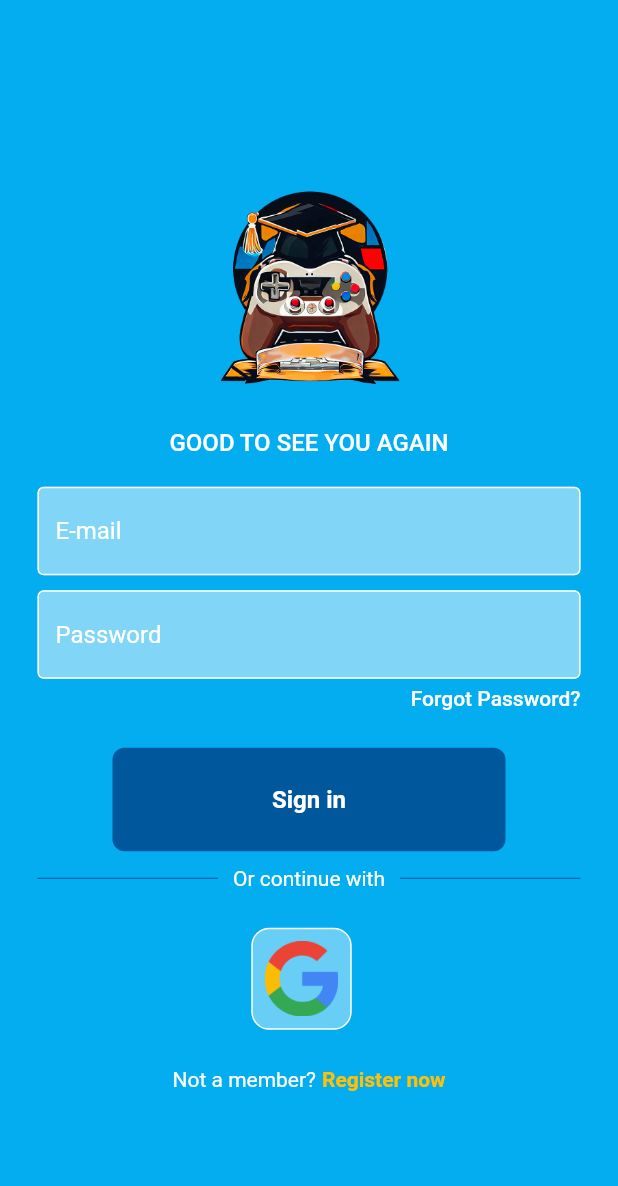
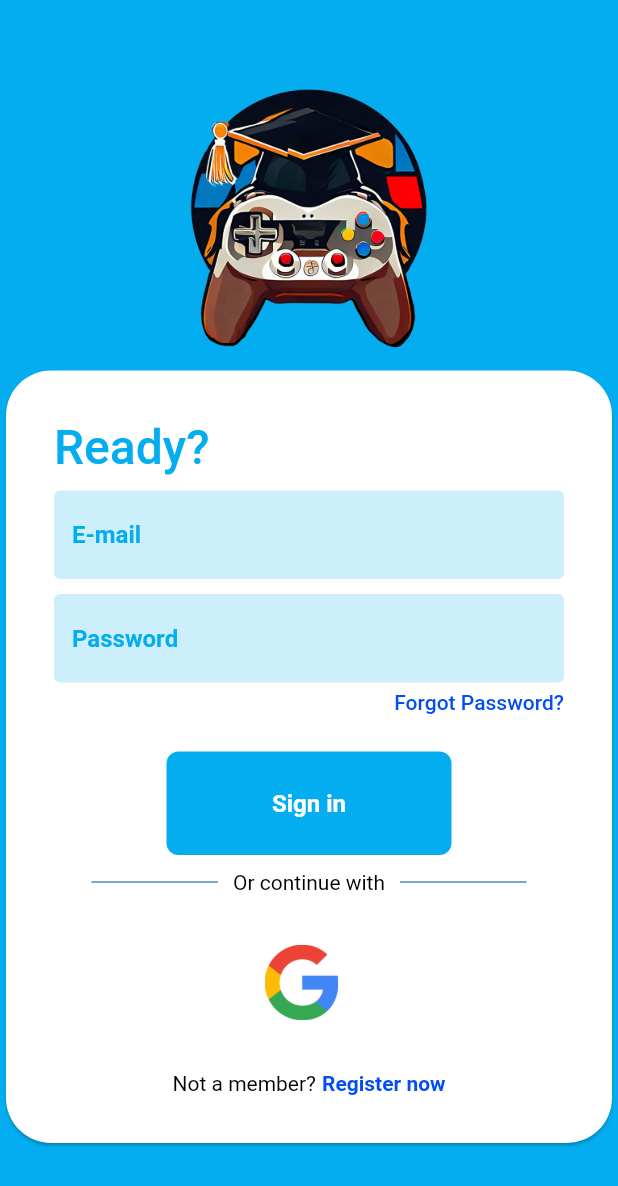
Before and after one commit to PedroPassos87/nuniplay, a Flutter app: the LoginPage screen opened directly with empty values, on a phone screen of 412 x 824 dp. Shown: the top 1186 px of the screen. Run offline on Flutter 3.47's test engine with Material 2 defaults, Android fonts, the phone set to English and light mode, and no system bars; drawn by our look-alikes of animated_background; our stand-ins replace firebase_auth, firebase_core, flutter_spinkit, google_sign_in; accounts and stored records are empty.

Commit message:
Alterações na UI de login e registro

```diff
--- /dev/null
+++ b/lib/components/my_buttonB.dart
@@ -0,0 +1,36 @@
+import 'package:flutter/material.dart';
+
+class MyButtonB extends StatelessWidget {
+  const MyButtonB({
+    Key? key,
+    required this.onTap,
+    required this.text,
+  }) : super(key: key);
+
+  final Function()? onTap;
+  final String text;
+  @override
+  Widget build(BuildContext context) {
+    return GestureDetector(
+      onTap: onTap,
+      child: Container(
+        padding: const EdgeInsets.all(25),
+        margin: const EdgeInsets.symmetric(horizontal: 75),
+        decoration: BoxDecoration(
+          color: Color.fromARGB(255, 3, 173, 240),
+          borderRadius: BorderRadius.circular(8),
+        ),
+        child: Center(
+          child: Text(
+            text,
+            style: const TextStyle(
+              color: Colors.white,
+              fontSize: 16,
+              fontWeight: FontWeight.bold,
+            ),
+          ),
+        ),
+      ),
+    );
+  }
+}
--- a/lib/components/my_button.dart
+++ b/lib/components/my_buttonP.dart
@@ -1,9 +1,13 @@
 import 'package:flutter/material.dart';
 
-class MyButton extends StatelessWidget {
-  const MyButton({Key? key, required this.onTap, required this.text}) : super(key: key);
+class MyButtonP extends StatelessWidget {
+  const MyButtonP({
+    Key? key,
+    required this.onTap,
+    required this.text,
+  }) : super(key: key);
 
-  final Function ()? onTap;
+  final Function()? onTap;
   final String text;
   @override
   Widget build(BuildContext context) {
@@ -13,7 +17,7 @@
         padding: const EdgeInsets.all(25),
         margin: const EdgeInsets.symmetric(horizontal: 75),
         decoration: BoxDecoration(
-          color: Colors.lightBlue[900],
+          color: Color.fromARGB(255, 196, 77, 217),
           borderRadius: BorderRadius.circular(8),
         ),
         child: Center(
--- a/lib/components/my_textfield.dart
+++ /dev/null
@@ -1,34 +0,0 @@
-import 'package:flutter/material.dart';
-
-class MyTextField extends StatelessWidget {
-  final controller;
-  final String hintText;
-  final bool obscureText;
-
-  const MyTextField({
-    super.key,
-    this.controller,
-    required this.hintText,
-    required this.obscureText,
-  });
-
-  @override
-  Widget build(BuildContext context) {
-    return Padding(
-      padding: const EdgeInsets.symmetric(horizontal: 25.0),
-      child: TextField(
-        controller: controller,
-        obscureText: obscureText,
-        decoration: InputDecoration(
-            enabledBorder: const OutlineInputBorder(
-                borderSide: BorderSide(color: Colors.white)),
-            focusedBorder: const OutlineInputBorder(
-                borderSide: BorderSide(color: Colors.blueGrey)),
-            fillColor: Colors.white.withOpacity(0.5),
-            filled: true,
-            hintText: hintText,
-            hintStyle: const TextStyle(color: Colors.white, fontSize: 16)),
-      ),
-    );
-  }
-}
--- /dev/null
+++ b/lib/components/my_textfieldB.dart
@@ -0,0 +1,38 @@
+import 'package:flutter/material.dart';
+
+class MyTextFieldB extends StatelessWidget {
+  final controller;
+  final String hintText;
+  final bool obscureText;
+
+  const MyTextFieldB({
+    super.key,
+    this.controller,
+    required this.hintText,
+    required this.obscureText,
+  });
+
+  @override
+  Widget build(BuildContext context) {
+    return Padding(
+      padding: const EdgeInsets.symmetric(horizontal: 0),
+      child: TextField(
+        controller: controller,
+        obscureText: obscureText,
+        decoration: InputDecoration(
+          enabledBorder: const OutlineInputBorder(
+              borderSide: BorderSide(color: Color.fromARGB(0, 3, 173, 240))),
+          focusedBorder: const OutlineInputBorder(
+              borderSide: BorderSide(color: Color.fromARGB(0, 96, 125, 139))),
+          fillColor: Color.fromARGB(255, 3, 173, 240).withOpacity(0.2),
+          filled: true,
+          hintText: hintText,
+          hintStyle: const TextStyle(
+              color: Color.fromARGB(255, 3, 173, 240),
+              fontSize: 16,
+              fontWeight: FontWeight.bold),
+        ),
+      ),
+    );
+  }
+}
--- a/lib/pages/login_page.dart
+++ b/lib/pages/login_page.dart
@@ -1,9 +1,11 @@
+// ignore_for_file: prefer_const_constructors, prefer_const_literals_to_create_immutables
+
 import 'package:animated_background/animated_background.dart';
 import 'package:firebase_auth/firebase_auth.dart';
 import 'package:flutter/material.dart';
 import 'package:flutter_spinkit/flutter_spinkit.dart';
-import 'package:uniplay/components/my_button.dart';
-import 'package:uniplay/components/my_textfield.dart';
+import 'package:uniplay/components/my_buttonB.dart';
+import 'package:uniplay/components/my_textfieldB.dart';
 import 'package:uniplay/components/square_tile.dart';
 import 'package:uniplay/services/auth_service.dart';
 
@@ -26,7 +28,10 @@
       context: context,
       builder: (context) {
         return const Center(
-          child: SpinKitPouringHourGlassRefined(color: Colors.white,size: 50,),
+          child: SpinKitPouringHourGlassRefined(
+            color: Colors.white,
+            size: 50,
+          ),
         );
       },
     );
@@ -52,7 +57,7 @@
       context: context,
       builder: (context) {
         return AlertDialog(
-          backgroundColor: Color.fromARGB(255, 13, 254, 0),
+          backgroundColor: Color.fromARGB(255, 254, 0, 0),
           title: Center(
             child: Text(
               message,
@@ -79,10 +84,8 @@
           spawnMaxSpeed: 50.00,
           minOpacity: 0.1,
           spawnOpacity: 0.3,
-
           image: Image(image: AssetImage('assets/images/spaceinvader.png')),
-          )
-        ),
+        )),
         vsync: this,
         child: SafeArea(
           child: Center(
@@ -95,27 +98,43 @@
                     mainAxisAlignment: MainAxisAlignment.center,
                     children: [
                       Image.asset(
-                          'assets/images/logouni.png',
+                        'assets/images/logounipng.png',
                         height: 175,
                       ),
                     ],
                   ),
 
-                    const SizedBox(height: 14),
-                    //welcome user
-                    const Text(
-                      'GOOD TO SEE YOU AGAIN', //escolher uma mensagem melhor
+                  const SizedBox(
+                    height: 10,
+                  ),
+
+                  Card(
+                    shape: const RoundedRectangleBorder(
+                      borderRadius: BorderRadius.only(
+                        topLeft: Radius.circular(30),
+                        topRight: Radius.circular(30),
+                        bottomLeft: Radius.circular(30),
+                        bottomRight: Radius.circular(30),
+                      ),
+                    ),
+                    child: Padding(
+                      padding: EdgeInsets.all(32.0),
+                      child: Column(
+                        crossAxisAlignment: CrossAxisAlignment.start,
+                        children: [
+                          Text(
+                            'Ready?', //escolher uma mensagem melhor
                             style: TextStyle(
-                        color: Colors.white,
+                              color: Color.fromARGB(255, 3, 173, 240),
                               fontWeight: FontWeight.w500,
-                        fontSize: 16,
+                              fontSize: 32,
                             ),
                           ),
 
-                    const SizedBox(height: 20),
+                          const SizedBox(height: 10),
 
                           //email textfield
-                    MyTextField(
+                          MyTextFieldB(
                             controller: emailController,
                             hintText: 'E-mail',
                             obscureText: false,
@@ -125,7 +144,7 @@
                           ),
 
                           //password textfield
-                    MyTextField(
+                          MyTextFieldB(
                             controller: passwordController,
                             hintText: 'Password',
                             obscureText: true,
@@ -137,14 +156,15 @@
 
                           //forgot password
                           const Padding(
-                      padding: EdgeInsets.symmetric(horizontal: 25.0),
+                            padding: EdgeInsets.symmetric(horizontal: 0.0),
                             child: Row(
                               mainAxisAlignment: MainAxisAlignment.end,
                               children: [
                                 Text(
                                   'Forgot Password?',
                                   style: TextStyle(
-                                color: Colors.white, fontWeight: FontWeight.w500),
+                                      color: Color.fromARGB(255, 3, 78, 240),
+                                      fontWeight: FontWeight.w500),
                                 ),
                               ],
                             ),
@@ -155,7 +175,7 @@
                           ),
 
                           //sign in
-                    MyButton(
+                          MyButtonB(
                             onTap: signUserIn,
                             text: 'Sign in',
                           ),
@@ -179,7 +199,8 @@
                                   padding: EdgeInsets.symmetric(horizontal: 10),
                                   child: Text(
                                     'Or continue with',
-                              style: TextStyle(color: Colors.white),
+                                    style: TextStyle(
+                                        color: Color.fromARGB(255, 0, 0, 0)),
                                   ),
                                 ),
                                 Expanded(
@@ -219,7 +240,8 @@
                             children: [
                               const Text(
                                 'Not a member?',
-                          style: TextStyle(color: Colors.white),
+                                style: TextStyle(
+                                    color: Color.fromARGB(255, 0, 0, 0)),
                               ),
                               const SizedBox(
                                 width: 4,
@@ -229,11 +251,16 @@
                                 child: const Text(
                                   'Register now',
                                   style: TextStyle(
-                                color: Colors.amber, fontWeight: FontWeight.bold),
+                                      color: Color.fromARGB(255, 3, 78, 240),
+                                      fontWeight: FontWeight.bold),
                                 ),
                               ),
                             ],
                           )
+                        ],
+                      ),
+                    ),
+                  ),
                 ],
               ),
             ),
--- a/lib/pages/welcome_page.dart
+++ b/lib/pages/welcome_page.dart
@@ -69,7 +69,7 @@
                       ),
                       child: const Center(
                         child: Text(
-                          'Login',
+                          'Get Started',
                           style: TextStyle(
                             fontSize: 18,
                             fontWeight: FontWeight.w500,
@@ -86,6 +86,4 @@
       ),
     );
   }
-
-  onTap() {}
 }
```
Also changed, not shown: lib/components/my_textfieldP.dart (added, +38 -0 lines), lib/pages/register_page.dart (+55 -31 lines), assets/images/logounipng.png (added). Lines whose indentation alone changed are shown as unchanged.
